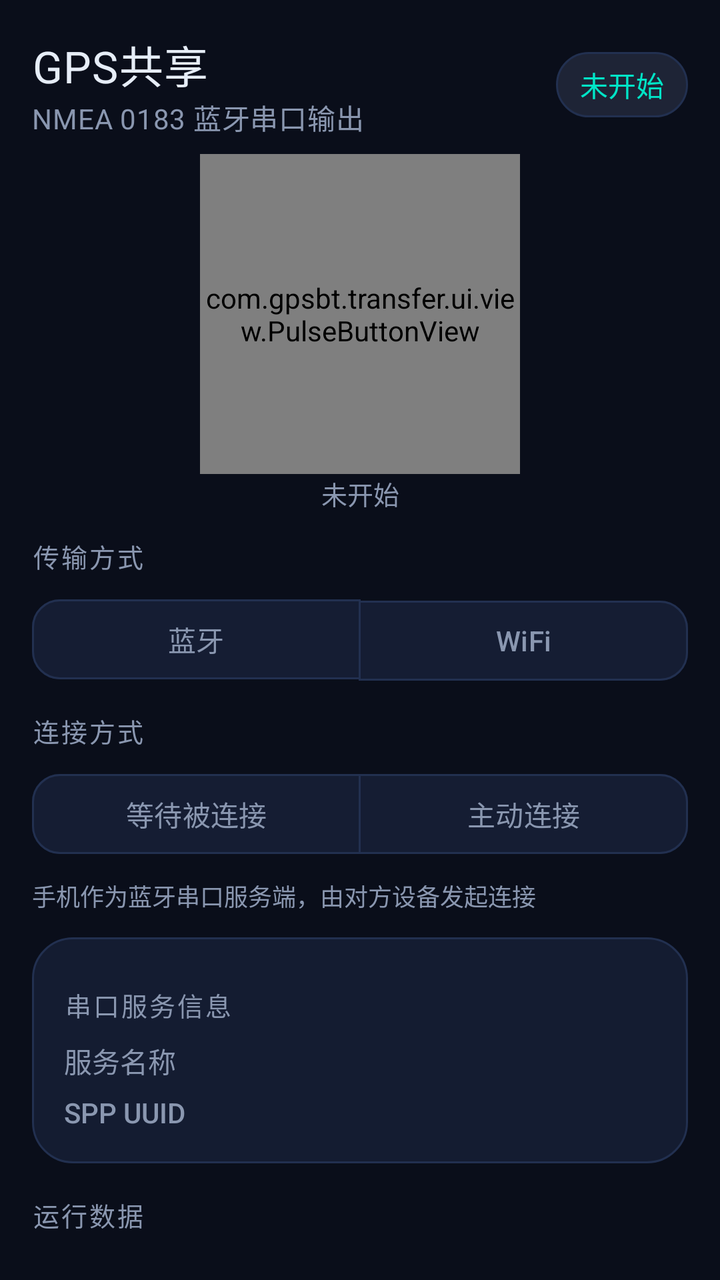
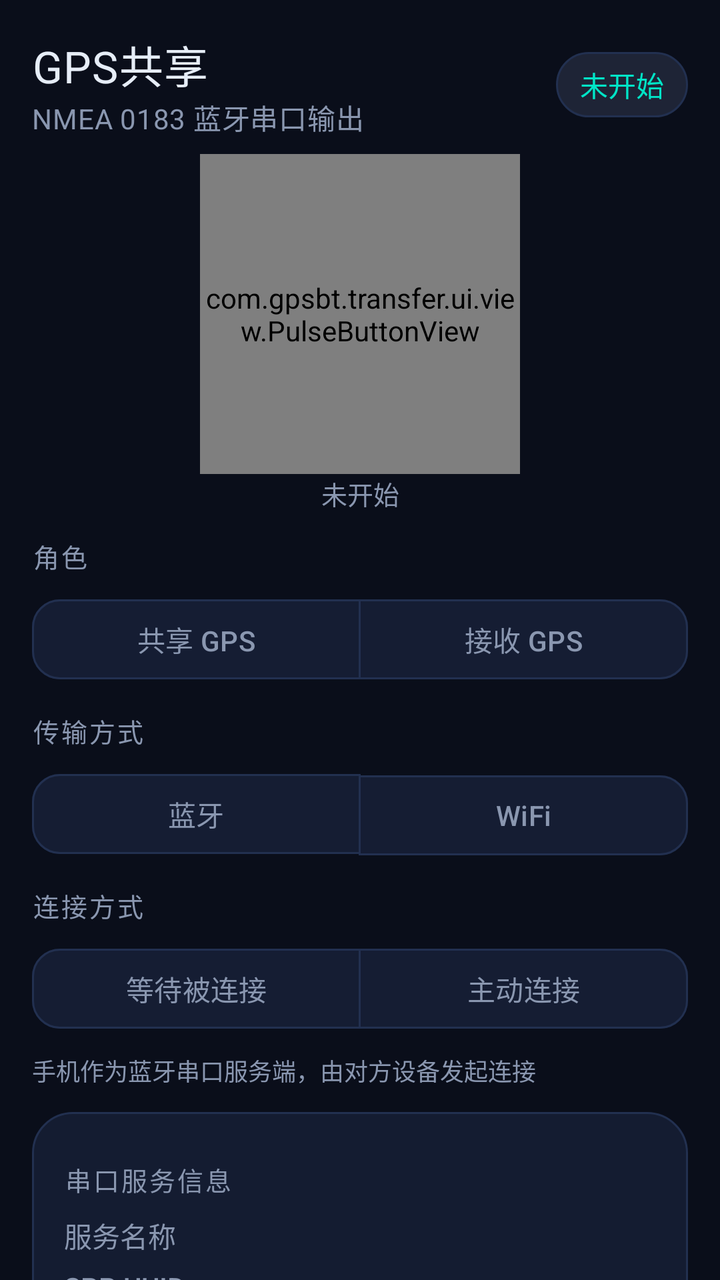

Before-and-after screenshots of an Android layout around one commit, followed by the original layout XML and the change that was made.
<!-- AndroidManifest.xml: application theme Theme.GpsBt -->
<!-- res/layout/fragment_home.xml -->
<?xml version="1.0" encoding="utf-8"?>
<androidx.core.widget.NestedScrollView xmlns:android="http://schemas.android.com/apk/res/android"
    xmlns:app="http://schemas.android.com/apk/res-auto"
    android:layout_width="match_parent"
    android:layout_height="match_parent"
    android:fillViewport="true">

    <LinearLayout
        android:layout_width="match_parent"
        android:layout_height="wrap_content"
        android:orientation="vertical"
        android:padding="16dp">

        
        <LinearLayout
            android:layout_width="match_parent"
            android:layout_height="wrap_content"
            android:gravity="center_vertical"
            android:orientation="horizontal">

            <LinearLayout
                android:layout_width="0dp"
                android:layout_height="wrap_content"
                android:layout_weight="1"
                android:orientation="vertical">

                <TextView
                    style="@style/TextAppearance.GpsBt.Title"
                    android:layout_width="wrap_content"
                    android:layout_height="wrap_content"
                    android:text="@string/home_title" />

                <TextView
                    style="@style/TextAppearance.GpsBt.Body"
                    android:layout_width="wrap_content"
                    android:layout_height="wrap_content"
                    android:text="@string/home_subtitle" />
            </LinearLayout>

            <TextView
                android:id="@+id/status_badge"
                style="@style/TextSecondary"
                android:layout_width="wrap_content"
                android:layout_height="wrap_content"
                android:background="@drawable/badge_background"
                android:paddingLeft="12dp"
                android:paddingRight="12dp"
                android:paddingTop="6dp"
                android:paddingBottom="6dp"
                android:text="@string/state_idle"
                android:textColor="@color/color_primary" />
        </LinearLayout>

        
        <FrameLayout
            android:layout_width="match_parent"
            android:layout_height="wrap_content"
            android:layout_marginTop="8dp">

            <com.gpsbt.transfer.ui.view.PulseButtonView
                android:id="@+id/pulse_button"
                android:layout_width="160dp"
                android:layout_height="160dp"
                android:layout_gravity="center_horizontal" />
        </FrameLayout>

        <TextView
            android:id="@+id/status_text"
            style="@style/TextSecondary"
            android:layout_width="match_parent"
            android:layout_height="wrap_content"
            android:gravity="center"
            android:text="@string/state_idle"
            android:textSize="13sp" />

        
        <TextView
            style="@style/SectionTitle"
            android:layout_width="wrap_content"
            android:layout_height="wrap_content"
            android:layout_marginTop="12dp"
            android:text="@string/home_transport_title" />

        <com.google.android.material.button.MaterialButtonToggleGroup
            android:id="@+id/transport_group"
            android:layout_width="match_parent"
            android:layout_height="wrap_content"
            app:selectionRequired="true"
            app:singleSelection="true">

            <com.google.android.material.button.MaterialButton
                android:id="@+id/transport_bluetooth"
                style="?attr/materialButtonOutlinedStyle"
                android:layout_width="0dp"
                android:layout_height="wrap_content"
                android:layout_weight="1"
                android:text="@string/home_transport_bluetooth"
                android:textColor="@color/mode_button_text"
                app:backgroundTint="@color/mode_button_bg"
                app:cornerRadius="14dp"
                app:strokeColor="@color/mode_button_stroke"
                app:strokeWidth="1dp" />

            <com.google.android.material.button.MaterialButton
                android:id="@+id/transport_wifi"
                style="?attr/materialButtonOutlinedStyle"
                android:layout_width="0dp"
                android:layout_height="wrap_content"
                android:layout_weight="1"
                android:text="@string/home_transport_wifi"
                android:textColor="@color/mode_button_text"
                app:backgroundTint="@color/mode_button_bg"
                app:cornerRadius="14dp"
                app:strokeColor="@color/mode_button_stroke"
                app:strokeWidth="1dp" />
        </com.google.android.material.button.MaterialButtonToggleGroup>

        
        <TextView
            android:id="@+id/mode_title"
            style="@style/SectionTitle"
            android:layout_width="wrap_content"
            android:layout_height="wrap_content"
            android:layout_marginTop="12dp"
            android:text="@string/home_mode_title" />

        <com.google.android.material.button.MaterialButtonToggleGroup
            android:id="@+id/mode_group"
            android:layout_width="match_parent"
            android:layout_height="wrap_content"
            app:selectionRequired="true"
            app:singleSelection="true">

            <com.google.android.material.button.MaterialButton
                android:id="@+id/mode_server"
                style="?attr/materialButtonOutlinedStyle"
                android:layout_width="0dp"
                android:layout_height="wrap_content"
                android:layout_weight="1"
                android:text="@string/home_mode_server"
                android:textColor="@color/mode_button_text"
                app:backgroundTint="@color/mode_button_bg"
                app:cornerRadius="14dp"
                app:strokeColor="@color/mode_button_stroke"
                app:strokeWidth="1dp" />

            <com.google.android.material.button.MaterialButton
                android:id="@+id/mode_client"
                style="?attr/materialButtonOutlinedStyle"
                android:layout_width="0dp"
                android:layout_height="wrap_content"
                android:layout_weight="1"
                android:text="@string/home_mode_client"
                android:textColor="@color/mode_button_text"
                app:backgroundTint="@color/mode_button_bg"
                app:cornerRadius="14dp"
                app:strokeColor="@color/mode_button_stroke"
                app:strokeWidth="1dp" />
        </com.google.android.material.button.MaterialButtonToggleGroup>

        <TextView
            android:id="@+id/mode_hint"
            style="@style/TextSecondary"
            android:layout_width="match_parent"
            android:layout_height="wrap_content"
            android:layout_marginTop="8dp"
            android:text="@string/home_mode_server_hint"
            android:textSize="12sp" />

        
        <LinearLayout
            android:id="@+id/service_card"
            android:layout_width="match_parent"
            android:layout_height="wrap_content"
            android:layout_marginTop="12dp"
            android:background="@drawable/card_background"
            android:orientation="vertical"
            android:padding="16dp">

            <TextView
                style="@style/SectionTitle"
                android:layout_width="wrap_content"
                android:layout_height="wrap_content"
                android:text="@string/home_service_title" />

            <LinearLayout
                android:layout_width="match_parent"
                android:layout_height="wrap_content"
                android:orientation="horizontal">

                <TextView
                    style="@style/TextSecondary"
                    android:layout_width="0dp"
                    android:layout_height="wrap_content"
                    android:layout_weight="1"
                    android:text="@string/home_service_name" />

                <TextView
                    android:id="@+id/service_name_value"
                    style="@style/ValueText"
                    android:layout_width="wrap_content"
                    android:layout_height="wrap_content"
                    android:textSize="13sp" />
            </LinearLayout>

            <LinearLayout
                android:layout_width="match_parent"
                android:layout_height="wrap_content"
                android:layout_marginTop="6dp"
                android:orientation="horizontal">

                <TextView
                    style="@style/TextSecondary"
                    android:layout_width="0dp"
                    android:layout_height="wrap_content"
                    android:layout_weight="1"
                    android:text="@string/home_service_uuid" />

                <TextView
                    android:id="@+id/uuid_value"
                    style="@style/ValueText"
                    android:layout_width="wrap_content"
                    android:layout_height="wrap_content"
                    android:textSize="11sp" />
            </LinearLayout>
        </LinearLayout>

        
        <LinearLayout
            android:id="@+id/device_panel"
            android:layout_width="match_parent"
            android:layout_height="wrap_content"
            android:layout_marginTop="12dp"
            android:background="@drawable/card_background"
            android:orientation="vertical"
            android:padding="16dp"
            android:visibility="gone">

            <LinearLayout
                android:layout_width="match_parent"
                android:layout_height="wrap_content"
                android:gravity="center_vertical"
                android:orientation="horizontal">

                <TextView
                    style="@style/SectionTitle"
                    android:layout_width="0dp"
                    android:layout_height="wrap_content"
                    android:layout_weight="1"
                    android:text="@string/home_devices_title" />

                <Button
                    android:id="@+id/refresh_devices"
                    style="?attr/materialButtonOutlinedStyle"
                    android:layout_width="wrap_content"
                    android:layout_height="wrap_content"
                    android:minHeight="36dp"
                    android:text="@string/home_devices_refresh"
                    android:textSize="12sp" />
            </LinearLayout>

            <androidx.recyclerview.widget.RecyclerView
                android:id="@+id/device_list"
                android:layout_width="match_parent"
                android:layout_height="wrap_content"
                android:layout_marginTop="8dp" />

            <TextView
                android:id="@+id/device_empty"
                style="@style/TextSecondary"
                android:layout_width="match_parent"
                android:layout_height="wrap_content"
                android:layout_marginTop="8dp"
                android:text="@string/home_devices_empty"
                android:textSize="12sp"
                android:visibility="gone" />
        </LinearLayout>

        
        <LinearLayout
            android:id="@+id/wifi_card"
            android:layout_width="match_parent"
            android:layout_height="wrap_content"
            android:layout_marginTop="12dp"
            android:background="@drawable/card_background"
            android:orientation="vertical"
            android:padding="16dp"
            android:visibility="gone">

            <TextView
                style="@style/SectionTitle"
                android:layout_width="wrap_content"
                android:layout_height="wrap_content"
                android:text="@string/home_wifi_title" />

            <LinearLayout
                android:layout_width="match_parent"
                android:layout_height="wrap_content"
                android:orientation="horizontal">

                <TextView
                    style="@style/TextSecondary"
                    android:layout_width="0dp"
                    android:layout_height="wrap_content"
                    android:layout_weight="1"
                    android:text="@string/home_wifi_address" />

                <TextView
                    android:id="@+id/wifi_address_value"
                    style="@style/ValueText"
                    android:layout_width="wrap_content"
                    android:layout_height="wrap_content"
                    android:fontFamily="monospace"
                    android:textSize="13sp" />
            </LinearLayout>

            <LinearLayout
                android:layout_width="match_parent"
                android:layout_height="wrap_content"
                android:layout_marginTop="6dp"
                android:orientation="horizontal">

                <TextView
                    style="@style/TextSecondary"
                    android:layout_width="0dp"
                    android:layout_height="wrap_content"
                    android:layout_weight="1"
                    android:text="@string/home_wifi_port" />

                <TextView
                    android:id="@+id/wifi_port_value"
                    style="@style/ValueText"
                    android:layout_width="wrap_content"
                    android:layout_height="wrap_content"
                    android:fontFamily="monospace"
                    android:textSize="13sp" />
            </LinearLayout>

            <TextView
                android:id="@+id/wifi_hint"
                style="@style/TextSecondary"
                android:layout_width="match_parent"
                android:layout_height="wrap_content"
                android:layout_marginTop="8dp"
                android:text="@string/home_wifi_hint"
                android:textSize="11sp" />
        </LinearLayout>

        
        <LinearLayout
            android:id="@+id/peer_panel"
            android:layout_width="match_parent"
            android:layout_height="wrap_content"
            android:layout_marginTop="12dp"
            android:background="@drawable/card_background"
            android:orientation="vertical"
            android:padding="16dp"
            android:visibility="gone">

            <TextView
                style="@style/SectionTitle"
                android:layout_width="wrap_content"
                android:layout_height="wrap_content"
                android:text="@string/home_wifi_peers" />

            <androidx.recyclerview.widget.RecyclerView
                android:id="@+id/peer_list"
                android:layout_width="match_parent"
                android:layout_height="wrap_content"
                android:layout_marginTop="4dp" />

            <TextView
                android:id="@+id/peer_empty"
                style="@style/TextSecondary"
                android:layout_width="match_parent"
                android:layout_height="wrap_content"
                android:layout_marginTop="4dp"
                android:text="@string/home_wifi_peers_empty"
                android:textSize="12sp" />
        </LinearLayout>

        
        <TextView
            style="@style/SectionTitle"
            android:layout_width="wrap_content"
            android:layout_height="wrap_content"
            android:layout_marginTop="16dp"
            android:text="@string/home_stats_title" />

        <GridLayout
            android:id="@+id/stats_grid"
            android:layout_width="match_parent"
            android:layout_height="wrap_content"
            android:columnCount="2" />

        <TextView
            style="@style/TextSecondary"
            android:layout_width="match_parent"
            android:layout_height="wrap_content"
            android:layout_marginTop="16dp"
            android:text="@string/home_note"
            android:textSize="11sp" />
    </LinearLayout>
</androidx.core.widget.NestedScrollView>
<!-- resources referenced by this layout -->
<resources>
  <color name="color_primary">#00E5C7</color>
  <!-- drawable badge_background (drawable) -->
  <?xml version="1.0" encoding="utf-8"?>
  <shape xmlns:android="http://schemas.android.com/apk/res/android" android:shape="rectangle">
      <solid android:color="#1E2436" />
      <corners android:radius="999dp" />
      <stroke android:width="1dp" android:color="@color/color_card_stroke" />
  </shape>
  <string name="home_devices_empty">没有已配对设备，请先到「系统设置 → 蓝牙」中配对</string>
  <string name="home_devices_refresh">刷新列表</string>
  <string name="home_devices_title">已配对设备</string>
  <string name="home_mode_client">主动连接</string>
  <string name="home_mode_server">等待被连接</string>
  <string name="home_mode_server_hint">手机作为蓝牙串口服务端，由对方设备发起连接</string>
  <string name="home_mode_title">连接方式</string>
  <string name="home_note">默认不自动运行；开启「设置 → 开机自动开始传输」后，开机或打开本软件都会自动开始传输。</string>
  <string name="home_service_name">服务名称</string>
  <string name="home_service_title">串口服务信息</string>
  <string name="home_service_uuid">SPP UUID</string>
  <string name="home_stats_title">运行数据</string>
  <string name="home_subtitle">NMEA 0183 蓝牙串口输出</string>
  <string name="home_title">GPS共享</string>
  <string name="home_transport_bluetooth">蓝牙</string>
  <string name="home_transport_title">传输方式</string>
  <string name="home_transport_wifi">WiFi</string>
  <string name="home_wifi_address">热点地址</string>
  <string name="home_wifi_hint">接收端连上本机热点后，用 TCP 连接上方地址与端口即可接收；也可由接收端自动发现。</string>
  <string name="home_wifi_peers">在线接收端</string>
  <string name="home_wifi_peers_empty">暂无接收端连接</string>
  <string name="home_wifi_port">端口</string>
  <string name="home_wifi_title">热点服务信息</string>
  <string name="state_idle">未开始</string>
  <style name="SectionTitle">
          <item name="android:textColor">@color/color_text_secondary</item>
          <item name="android:textSize">13sp</item>
          <item name="android:letterSpacing">0.08</item>
          <item name="android:layout_marginTop">8dp</item>
          <item name="android:layout_marginBottom">8dp</item>
      </style>
  <style name="TextAppearance.GpsBt.Body" parent="TextAppearance.Material3.BodyMedium">
          <item name="android:textColor">@color/color_text_secondary</item>
      </style>
  <style name="TextAppearance.GpsBt.Title" parent="TextAppearance.Material3.TitleLarge">
          <item name="android:textColor">@color/color_text_primary</item>
          <item name="android:letterSpacing">0.02</item>
      </style>
  <style name="TextSecondary" parent="@android:style/TextAppearance.Material.Body2">
          <item name="android:textColor">@color/color_text_secondary</item>
      </style>
  <style name="ValueText">
          <item name="android:fontFamily">monospace</item>
          <item name="android:textColor">@color/color_text_primary</item>
          <item name="android:textSize">18sp</item>
          <item name="android:maxLines">1</item>
          <item name="android:ellipsize">end</item>
      </style>
  <color name="color_card_stroke">#223050</color>
  <color name="color_card">#141C31</color>
  <color name="color_text_secondary">#8A97B0</color>
  <color name="color_text_primary">#E6EDF7</color>
  <color name="color_accent_blue">#3D8BFF</color>
  <color name="color_error">#FF5C6C</color>
  <color name="color_background_start">#0A0E1A</color>
  <!-- unchanged entries left out for length: 2 -->
</resources>

<!-- the commit's change to res/layout/fragment_home.xml (unified diff, before → after) -->
@@ -79,6 +79,49 @@
             android:layout_width="wrap_content"
             android:layout_height="wrap_content"
             android:layout_marginTop="12dp"
+            android:text="@string/home_role_title" />
+
+        <com.google.android.material.button.MaterialButtonToggleGroup
+            android:id="@+id/role_group"
+            android:layout_width="match_parent"
+            android:layout_height="wrap_content"
+            app:selectionRequired="true"
+            app:singleSelection="true">
+
+            <com.google.android.material.button.MaterialButton
+                android:id="@+id/role_share"
+                style="?attr/materialButtonOutlinedStyle"
+                android:layout_width="0dp"
+                android:layout_height="wrap_content"
+                android:layout_weight="1"
+                android:text="@string/home_role_share"
+                android:textColor="@color/mode_button_text"
+                app:backgroundTint="@color/mode_button_bg"
+                app:cornerRadius="14dp"
+                app:strokeColor="@color/mode_button_stroke"
+                app:strokeWidth="1dp" />
+
+            <com.google.android.material.button.MaterialButton
+                android:id="@+id/role_receive"
+                style="?attr/materialButtonOutlinedStyle"
+                android:layout_width="0dp"
+                android:layout_height="wrap_content"
+                android:layout_weight="1"
+                android:text="@string/home_role_receive"
+                android:textColor="@color/mode_button_text"
+                app:backgroundTint="@color/mode_button_bg"
+                app:cornerRadius="14dp"
+                app:strokeColor="@color/mode_button_stroke"
+                app:strokeWidth="1dp" />
+        </com.google.android.material.button.MaterialButtonToggleGroup>
+
+        
+        <TextView
+            android:id="@+id/transport_title"
+            style="@style/SectionTitle"
+            android:layout_width="wrap_content"
+            android:layout_height="wrap_content"
+            android:layout_marginTop="12dp"
             android:text="@string/home_transport_title" />
 
         <com.google.android.material.button.MaterialButtonToggleGroup
@@ -380,6 +423,123 @@
         </LinearLayout>
 
         
+        <LinearLayout
+            android:id="@+id/mock_card"
+            android:layout_width="match_parent"
+            android:layout_height="wrap_content"
+            android:layout_marginTop="12dp"
+            android:background="@drawable/card_background"
+            android:orientation="vertical"
+            android:padding="16dp"
+            android:visibility="gone">
+
+            <TextView
+                style="@style/SectionTitle"
+                android:layout_width="wrap_content"
+                android:layout_height="wrap_content"
+                android:text="@string/receive_mock_title" />
+
+            <TextView
+                android:id="@+id/mock_body"
+                style="@style/TextSecondary"
+                android:layout_width="match_parent"
+                android:layout_height="wrap_content"
+                android:text="@string/receive_mock_body"
+                android:textSize="12sp" />
+        </LinearLayout>
+
+        
+        <LinearLayout
+            android:id="@+id/server_panel"
+            android:layout_width="match_parent"
+            android:layout_height="wrap_content"
+            android:layout_marginTop="12dp"
+            android:background="@drawable/card_background"
+            android:orientation="vertical"
+            android:padding="16dp"
+            android:visibility="gone">
+
+            <TextView
+                style="@style/SectionTitle"
+                android:layout_width="wrap_content"
+                android:layout_height="wrap_content"
+                android:text="@string/receive_servers_title" />
+
+            <androidx.recyclerview.widget.RecyclerView
+                android:id="@+id/server_list"
+                android:layout_width="match_parent"
+                android:layout_height="wrap_content"
+                android:layout_marginTop="4dp" />
+
+            <TextView
+                android:id="@+id/server_empty"
+                style="@style/TextSecondary"
+                android:layout_width="match_parent"
+                android:layout_height="wrap_content"
+                android:layout_marginTop="4dp"
+                android:text="@string/receive_servers_empty"
+                android:textSize="12sp" />
+        </LinearLayout>
+
+        
+        <LinearLayout
+            android:id="@+id/manual_panel"
+            android:layout_width="match_parent"
+            android:layout_height="wrap_content"
+            android:layout_marginTop="12dp"
+            android:background="@drawable/card_background"
+            android:orientation="vertical"
+            android:padding="16dp"
+            android:visibility="gone">
+
+            <TextView
+                style="@style/SectionTitle"
+                android:layout_width="wrap_content"
+                android:layout_height="wrap_content"
+                android:text="@string/receive_manual_title" />
+
+            <LinearLayout
+                android:layout_width="match_parent"
+                android:layout_height="wrap_content"
+                android:layout_marginTop="8dp"
+                android:orientation="horizontal">
+
+                <com.google.android.material.textfield.TextInputLayout
+                    style="@style/Widget.Material3.TextInputLayout.OutlinedBox"
+                    android:layout_width="0dp"
+                    android:layout_height="wrap_content"
+                    android:layout_weight="2"
+                    android:hint="@string/receive_host">
+
+                    <com.google.android.material.textfield.TextInputEditText
+                        android:id="@+id/input_host"
+                        android:layout_width="match_parent"
+                        android:layout_height="wrap_content"
+                        android:inputType="text"
+                        android:maxLines="1"
+                        android:textColor="@color/color_text_primary" />
+                </com.google.android.material.textfield.TextInputLayout>
+
+                <com.google.android.material.textfield.TextInputLayout
+                    style="@style/Widget.Material3.TextInputLayout.OutlinedBox"
+                    android:layout_width="0dp"
+                    android:layout_height="wrap_content"
+                    android:layout_marginStart="8dp"
+                    android:layout_weight="1"
+                    android:hint="@string/receive_port">
+
+                    <com.google.android.material.textfield.TextInputEditText
+                        android:id="@+id/input_port"
+                        android:layout_width="match_parent"
+                        android:layout_height="wrap_content"
+                        android:inputType="number"
+                        android:maxLines="1"
+                        android:textColor="@color/color_text_primary" />
+                </com.google.android.material.textfield.TextInputLayout>
+            </LinearLayout>
+        </LinearLayout>
+
+        
         <TextView
             style="@style/SectionTitle"
             android:layout_width="wrap_content"
<!-- resource entries referenced after the edit -->
@@ -16,6 +16,9 @@
   <string name="home_mode_server_hint">手机作为蓝牙串口服务端，由对方设备发起连接</string>
   <string name="home_mode_title">连接方式</string>
   <string name="home_note">默认不自动运行；开启「设置 → 开机自动开始传输」后，开机或打开本软件都会自动开始传输。</string>
+  <string name="home_role_receive">接收 GPS</string>
+  <string name="home_role_share">共享 GPS</string>
+  <string name="home_role_title">角色</string>
   <string name="home_service_name">服务名称</string>
   <string name="home_service_title">串口服务信息</string>
   <string name="home_service_uuid">SPP UUID</string>
@@ -31,6 +34,13 @@
   <string name="home_wifi_peers_empty">暂无接收端连接</string>
   <string name="home_wifi_port">端口</string>
   <string name="home_wifi_title">热点服务信息</string>
+  <string name="receive_host">地址</string>
+  <string name="receive_manual_title">手动连接</string>
+  <string name="receive_mock_body">接收端需要把本应用设为「模拟位置信息应用」：\n\n设置 → 关于手机 → 连点「版本号」7 次开启开发者选项\n开发者选项 → 选择模拟位置信息应用 → 选「GPS共享」\n\n未授权时定位无法注入系统，导航 App 看不到位置。</string>
+  <string name="receive_mock_title">模拟位置授权</string>
+  <string name="receive_port">端口</string>
+  <string name="receive_servers_empty">正在搜索…请确认发送端已开启 WiFi 传输并打开了个人热点</string>
+  <string name="receive_servers_title">发现的发送端</string>
   <string name="state_idle">未开始</string>
   <style name="SectionTitle">
           <item name="android:textColor">@color/color_text_secondary</item>
